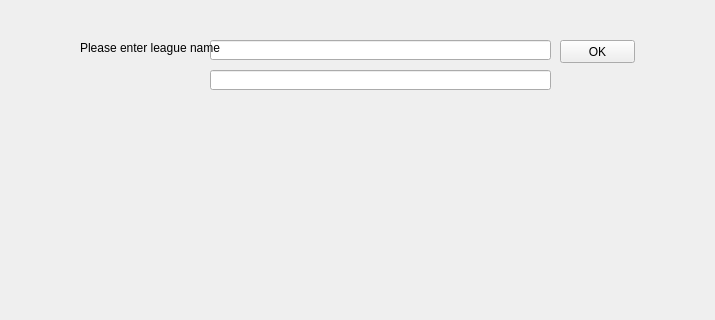
This is createLeague.ui in rpeters4/FantasyFootballTeamTool as Qt 5 draws it before an edit; both pictures show x 0 to 715 and y 0 to 320 of the 800 by 600 pixel window. The edited form follows.
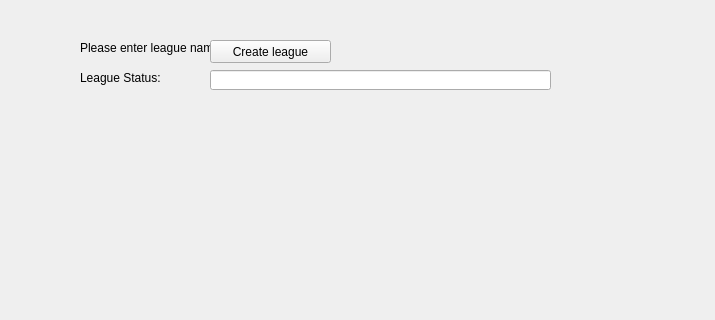
This is the edited form.

Commit message:
add league button is almost done
but I had to change basicUI.py for it to work (see file)

Patch:
```diff
--- a/createLeague.ui
+++ b/createLeague.ui
@@ -14,16 +14,6 @@
    <string>MainWindow</string>
   </property>
   <widget class="QWidget" name="centralwidget">
-   <widget class="QLineEdit" name="le">
-    <property name="geometry">
-     <rect>
-      <x>210</x>
-      <y>40</y>
-      <width>341</width>
-      <height>20</height>
-     </rect>
-    </property>
-   </widget>
    <widget class="QLabel" name="label">
     <property name="geometry">
      <rect>
@@ -50,14 +40,27 @@
    <widget class="QPushButton" name="btn">
     <property name="geometry">
      <rect>
-      <x>560</x>
+      <x>210</x>
       <y>40</y>
-      <width>75</width>
+      <width>121</width>
       <height>23</height>
      </rect>
     </property>
     <property name="text">
-     <string>OK</string>
+     <string>Create league</string>
+    </property>
+   </widget>
+   <widget class="QLabel" name="label_2">
+    <property name="geometry">
+     <rect>
+      <x>80</x>
+      <y>70</y>
+      <width>101</width>
+      <height>16</height>
+     </rect>
+    </property>
+    <property name="text">
+     <string>League Status:</string>
     </property>
    </widget>
   </widget>
```
The commit also changes 7 other files.
